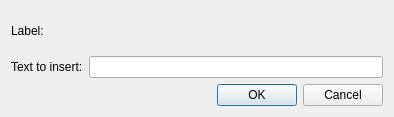
This is scribus/ui/markvariabletext.ui in scribusproject/scribus as Qt 5 draws it before an edit. The edited form follows.
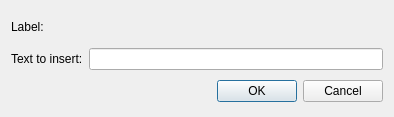
This is the edited form.

Commit message: Fix layout issue in Marks variable text UI file.

What changed in the file:
```diff
--- a/scribus/ui/markvariabletext.ui
+++ b/scribus/ui/markvariabletext.ui
@@ -58,24 +58,9 @@
     </layout>
    </item>
    <item>
-    <layout class="QHBoxLayout" name="horizontalLayout_3">
-     <item>
-      <spacer name="horizontalSpacer">
-       <property name="orientation">
-        <enum>Qt::Horizontal</enum>
-       </property>
-       <property name="sizeHint" stdset="0">
-        <size>
-         <width>202</width>
-         <height>20</height>
-        </size>
-       </property>
-      </spacer>
-     </item>
-     <item>
       <widget class="QDialogButtonBox" name="buttonBox">
        <property name="sizePolicy">
-        <sizepolicy hsizetype="Fixed" vsizetype="Fixed">
+      <sizepolicy hsizetype="Preferred" vsizetype="Preferred">
          <horstretch>0</horstretch>
          <verstretch>0</verstretch>
         </sizepolicy>
@@ -87,8 +72,6 @@
         <set>QDialogButtonBox::Cancel|QDialogButtonBox::Ok</set>
        </property>
       </widget>
-     </item>
-    </layout>
    </item>
   </layout>
  </widget>
```
Lines whose indentation alone changed are shown as unchanged.
